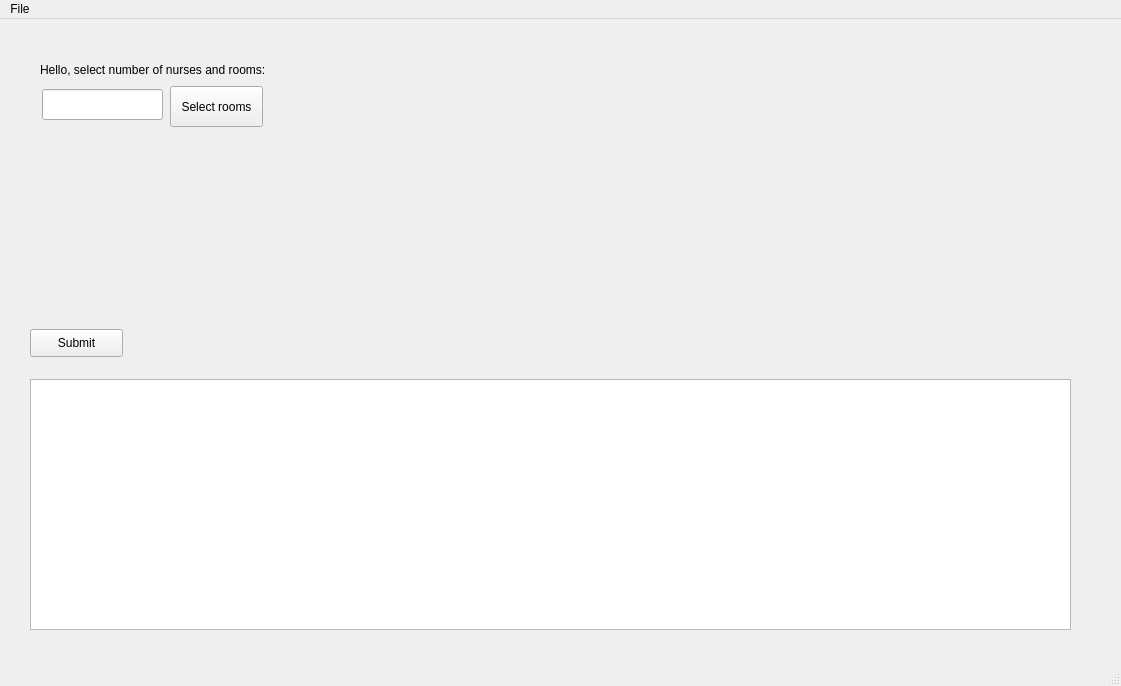
Qt form app.ui (marczef/nurses_schedule_bo2) before a commit.
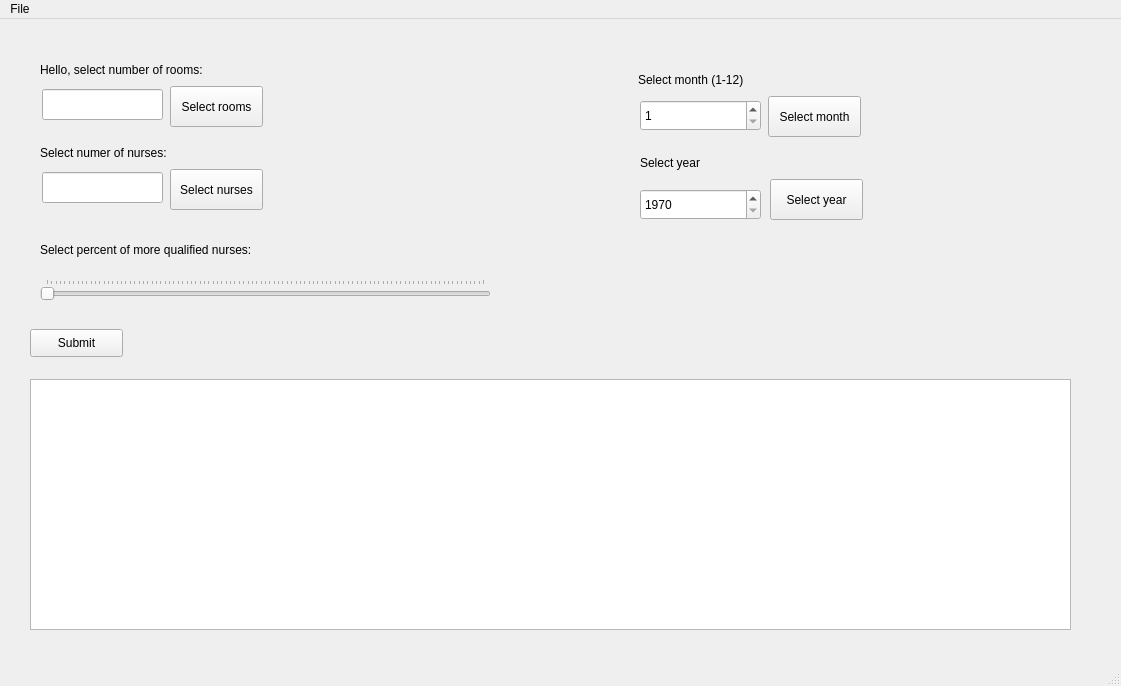
The same form after that commit.

Commit message: input from windows update app.py

```diff
--- a/app.ui
+++ b/app.ui
@@ -24,7 +24,7 @@
      </rect>
     </property>
     <property name="text">
-     <string>Hello, select number of nurses and rooms:</string>
+     <string>Hello, select number of rooms:</string>
     </property>
    </widget>
    <widget class="QPushButton" name="submit">
@@ -78,6 +78,234 @@
      <string>Select rooms</string>
     </property>
    </widget>
+   <widget class="QLineEdit" name="nurses">
+    <property name="geometry">
+     <rect>
+      <x>42</x>
+      <y>153</y>
+      <width>121</width>
+      <height>31</height>
+     </rect>
+    </property>
+   </widget>
+   <widget class="QLabel" name="label_nurses">
+    <property name="geometry">
+     <rect>
+      <x>40</x>
+      <y>113</y>
+      <width>261</width>
+      <height>41</height>
+     </rect>
+    </property>
+    <property name="text">
+     <string>Select numer of nurses:</string>
+    </property>
+   </widget>
+   <widget class="QPushButton" name="select_nurses">
+    <property name="geometry">
+     <rect>
+      <x>170</x>
+      <y>150</y>
+      <width>93</width>
+      <height>41</height>
+     </rect>
+    </property>
+    <property name="text">
+     <string>Select nurses</string>
+    </property>
+   </widget>
+   <widget class="QLabel" name="estimated_number_of_nurses">
+    <property name="geometry">
+     <rect>
+      <x>280</x>
+      <y>70</y>
+      <width>261</width>
+      <height>41</height>
+     </rect>
+    </property>
+    <property name="text">
+     <string/>
+    </property>
+   </widget>
+   <widget class="QLabel" name="label_month">
+    <property name="geometry">
+     <rect>
+      <x>638</x>
+      <y>40</y>
+      <width>261</width>
+      <height>41</height>
+     </rect>
+    </property>
+    <property name="text">
+     <string>Select month (1-12)</string>
+    </property>
+   </widget>
+   <widget class="QPushButton" name="select_month">
+    <property name="geometry">
+     <rect>
+      <x>768</x>
+      <y>77</y>
+      <width>93</width>
+      <height>41</height>
+     </rect>
+    </property>
+    <property name="text">
+     <string>Select month</string>
+    </property>
+   </widget>
+   <widget class="QLabel" name="label_year">
+    <property name="geometry">
+     <rect>
+      <x>640</x>
+      <y>123</y>
+      <width>261</width>
+      <height>41</height>
+     </rect>
+    </property>
+    <property name="text">
+     <string>Select year</string>
+    </property>
+   </widget>
+   <widget class="QPushButton" name="select_year">
+    <property name="geometry">
+     <rect>
+      <x>770</x>
+      <y>160</y>
+      <width>93</width>
+      <height>41</height>
+     </rect>
+    </property>
+    <property name="text">
+     <string>Select year</string>
+    </property>
+   </widget>
+   <widget class="QSpinBox" name="month">
+    <property name="geometry">
+     <rect>
+      <x>640</x>
+      <y>81</y>
+      <width>121</width>
+      <height>31</height>
+     </rect>
+    </property>
+    <property name="minimum">
+     <number>1</number>
+    </property>
+    <property name="maximum">
+     <number>12</number>
+    </property>
+   </widget>
+   <widget class="QSlider" name="percent_of_3nurses">
+    <property name="geometry">
+     <rect>
+      <x>40</x>
+      <y>260</y>
+      <width>451</width>
+      <height>22</height>
+     </rect>
+    </property>
+    <property name="maximum">
+     <number>100</number>
+    </property>
+    <property name="orientation">
+     <enum>Qt::Horizontal</enum>
+    </property>
+    <property name="tickPosition">
+     <enum>QSlider::TicksAbove</enum>
+    </property>
+   </widget>
+   <widget class="QLabel" name="label_more_qualified_nurses">
+    <property name="geometry">
+     <rect>
+      <x>40</x>
+      <y>210</y>
+      <width>261</width>
+      <height>41</height>
+     </rect>
+    </property>
+    <property name="text">
+     <string>Select percent of more qualified nurses:</string>
+    </property>
+   </widget>
+   <widget class="QSpinBox" name="year">
+    <property name="geometry">
+     <rect>
+      <x>640</x>
+      <y>170</y>
+      <width>121</width>
+      <height>31</height>
+     </rect>
+    </property>
+    <property name="minimum">
+     <number>1970</number>
+    </property>
+    <property name="maximum">
+     <number>2023</number>
+    </property>
+   </widget>
+   <widget class="QLabel" name="error_room">
+    <property name="geometry">
+     <rect>
+      <x>170</x>
+      <y>110</y>
+      <width>261</width>
+      <height>41</height>
+     </rect>
+    </property>
+    <property name="text">
+     <string/>
+    </property>
+   </widget>
+   <widget class="QLabel" name="error_nurse">
+    <property name="geometry">
+     <rect>
+      <x>170</x>
+      <y>190</y>
+      <width>261</width>
+      <height>41</height>
+     </rect>
+    </property>
+    <property name="palette">
+     <palette>
+      <active>
+       <colorrole role="Text">
+        <brush brushstyle="SolidPattern">
+         <color alpha="255">
+          <red>255</red>
+          <green>0</green>
+          <blue>4</blue>
+         </color>
+        </brush>
+       </colorrole>
+      </active>
+      <inactive>
+       <colorrole role="Text">
+        <brush brushstyle="SolidPattern">
+         <color alpha="255">
+          <red>255</red>
+          <green>0</green>
+          <blue>4</blue>
+         </color>
+        </brush>
+       </colorrole>
+      </inactive>
+      <disabled>
+       <colorrole role="Text">
+        <brush brushstyle="SolidPattern">
+         <color alpha="255">
+          <red>120</red>
+          <green>120</green>
+          <blue>120</blue>
+         </color>
+        </brush>
+       </colorrole>
+      </disabled>
+     </palette>
+    </property>
+    <property name="text">
+     <string/>
+    </property>
+   </widget>
   </widget>
   <widget class="QMenuBar" name="menubar">
    <property name="geometry">
```
Left out of the diff: 2 changed lines with no effect on the pictures. The commit also changes 1 other file.
